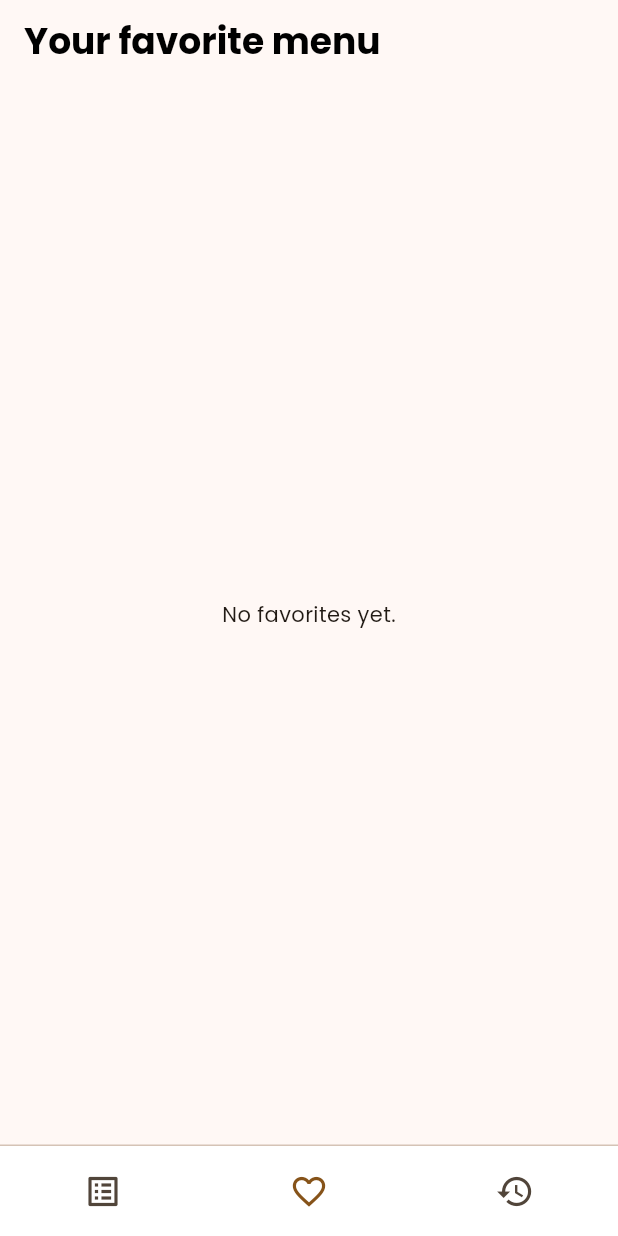
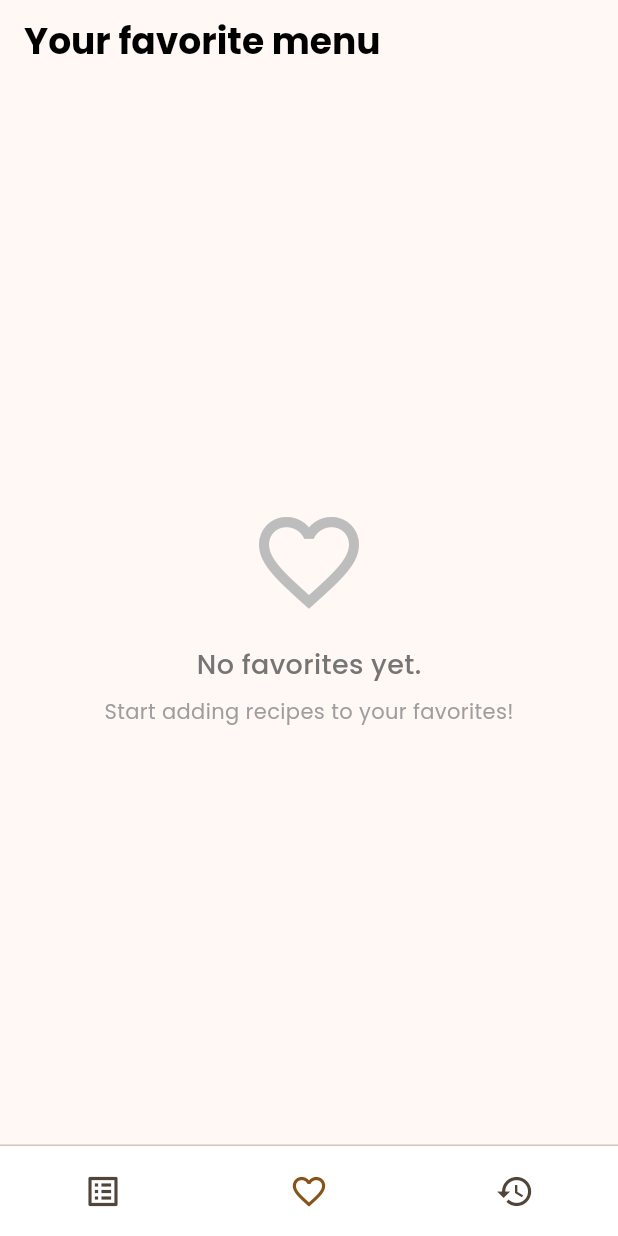
Before and after one commit to fthliqml/cook-ease-app, a Flutter app: the screen it shows after launch, item 2 of the bottom bar chosen, on a phone screen of 412 x 824 dp. Run offline on Flutter 3.47's test engine with Material 3 defaults, Android fonts, the phone set to English and light mode, and no system bars; our stand-ins replace drift, drift_flutter, go_router, google_fonts; accounts and stored records are empty; generated files the repository leaves out were written again.

Commit message:
feat: implement favorites functionality with FavoritesViewModel and update FavoritesPage for better UI

```diff
--- a/lib/data/local/dao/recipe_dao.dart
+++ b/lib/data/local/dao/recipe_dao.dart
@@ -16,4 +16,8 @@ class RecipeDao extends DatabaseAccessor<AppDatabase> with _$RecipeDaoMixin {
   Future<bool> updateRecipe(Recipe recipe) => update(recipes).replace(recipe);
   Future<int> deleteRecipe(int id) =>
       (delete(recipes)..where((r) => r.id.equals(id))).go();
+
+  // Get all favorited recipes
+  Future<List<Recipe>> getFavoritedRecipes() =>
+      (select(recipes)..where((r) => r.isFavorited.equals(true))).get();
 }
--- a/lib/repository/recipe_repository.dart
+++ b/lib/repository/recipe_repository.dart
@@ -82,4 +82,10 @@ class RecipeRepository {
       await _recipeDao.updateRecipe(updated);
     }
   }
+
+  // 🔹 Ambil semua resep yang difavoritkan
+  Future<List<RecipeModel>> getFavoritedRecipes() async {
+    final list = await _recipeDao.getFavoritedRecipes();
+    return list.map(_toDomain).toList();
+  }
 }
--- /dev/null
+++ b/lib/viewmodels/favorites_view_model.dart
@@ -0,0 +1,52 @@
+import 'package:flutter/foundation.dart';
+import 'package:cook_ease_app/repository/recipe_repository.dart';
+import 'package:cook_ease_app/core/models/recipes.dart';
+
+class FavoritesViewModel extends ChangeNotifier {
+  FavoritesViewModel(this._repo);
+
+  final RecipeRepository _repo;
+
+  bool _loading = false;
+  List<RecipeModel> _favorites = [];
+
+  bool get isLoading => _loading;
+  List<RecipeModel> get favorites => _favorites;
+
+  Future<void> init() async {
+    await loadFavorites();
+  }
+
+  Future<void> loadFavorites() async {
+    _setLoading(true);
+    try {
+      _favorites = await _repo.getFavoritedRecipes();
+    } finally {
+      _setLoading(false);
+    }
+  }
+
+  void _setLoading(bool v) {
+    _loading = v;
+    notifyListeners();
+  }
+
+  Future<void> toggleFavorite(RecipeModel model) async {
+    final newValue = !model.isFavorited;
+    // persist
+    await _repo.toggleFavorite(model.id, newValue);
+
+    // update local list
+    if (newValue) {
+      // Add to favorites if not already there
+      if (!_favorites.any((m) => m.id == model.id)) {
+        _favorites.add(model.copyWith(isFavorited: true));
+      }
+    } else {
+      // Remove from favorites
+      _favorites.removeWhere((m) => m.id == model.id);
+    }
+
+    notifyListeners();
+  }
+}
--- a/lib/views/screens/favorites_page.dart
+++ b/lib/views/screens/favorites_page.dart
@@ -1,14 +1,106 @@
 import 'package:flutter/material.dart';
 import 'package:cook_ease_app/views/widgets/app_layout.dart';
+import 'package:cook_ease_app/views/widgets/recipe_tile.dart';
+import 'package:cook_ease_app/viewmodels/favorites_view_model.dart';
+import 'package:cook_ease_app/data/local/drift/db_provider.dart';
+import 'package:cook_ease_app/repository/recipe_repository.dart';
 
-class FavoritesPage extends StatelessWidget {
+class FavoritesPage extends StatefulWidget {
   const FavoritesPage({super.key});
 
   @override
+  State<FavoritesPage> createState() => _FavoritesPageState();
+}
+
+class _FavoritesPageState extends State<FavoritesPage> {
+  late final FavoritesViewModel vm;
+
+  @override
+  void initState() {
+    super.initState();
+    final repo = RecipeRepository(DBProvider().database);
+    vm = FavoritesViewModel(repo);
+    vm.addListener(_onVmChanged);
+    vm.init();
+  }
+
+  void _onVmChanged() => setState(() {});
+
+  @override
+  void dispose() {
+    vm.removeListener(_onVmChanged);
+    super.dispose();
+  }
+
+  @override
   Widget build(BuildContext context) {
-    return const AppLayout(
+    return AppLayout(
       title: 'Your favorite menu',
-      body: Center(child: Text('No favorites yet.')),
+      body: vm.isLoading
+          ? const Center(child: CircularProgressIndicator())
+          : vm.favorites.isEmpty
+          ? Center(
+              child: Column(
+                mainAxisAlignment: MainAxisAlignment.center,
+                children: [
+                  Icon(
+                    Icons.favorite_border,
+                    size: 80,
+                    color: Colors.grey[400],
+                  ),
+                  const SizedBox(height: 16),
+                  Text(
+                    'No favorites yet.',
+                    style: TextStyle(
+                      fontSize: 18,
+                      color: Colors.grey[600],
+                      fontWeight: FontWeight.w500,
+                    ),
+                  ),
+                  const SizedBox(height: 8),
+                  Text(
+                    'Start adding recipes to your favorites!',
+                    style: TextStyle(fontSize: 14, color: Colors.grey[500]),
+                  ),
+                ],
+              ),
+            )
+          : Padding(
+              padding: const EdgeInsets.all(16),
+              child: Column(
+                crossAxisAlignment: CrossAxisAlignment.start,
+                children: [
+                  Container(
+                    margin: const EdgeInsets.only(bottom: 15),
+                    child: Text(
+                      'Found ${vm.favorites.length} favorite recipe(s)',
+                      style: const TextStyle(color: Colors.grey, fontSize: 12),
+                    ),
+                  ),
+                  Expanded(
+                    child: ListView.builder(
+                      itemCount: vm.favorites.length,
+                      itemBuilder: (context, index) {
+                        final recipe = vm.favorites[index];
+                        return Container(
+                          margin: EdgeInsets.only(
+                            bottom: index < vm.favorites.length - 1 ? 16 : 0,
+                          ),
+                          child: Align(
+                            alignment: Alignment.centerLeft,
+                            child: RecipeTile(
+                              recipe: recipe,
+                              isFavorite: true,
+                              onToggleFavorite: () => vm.toggleFavorite(recipe),
+                            ),
+                          ),
+                        );
+                      },
+                    ),
+                  ),
+                ],
+              ),
+            ),
     );
   }
 }
```
